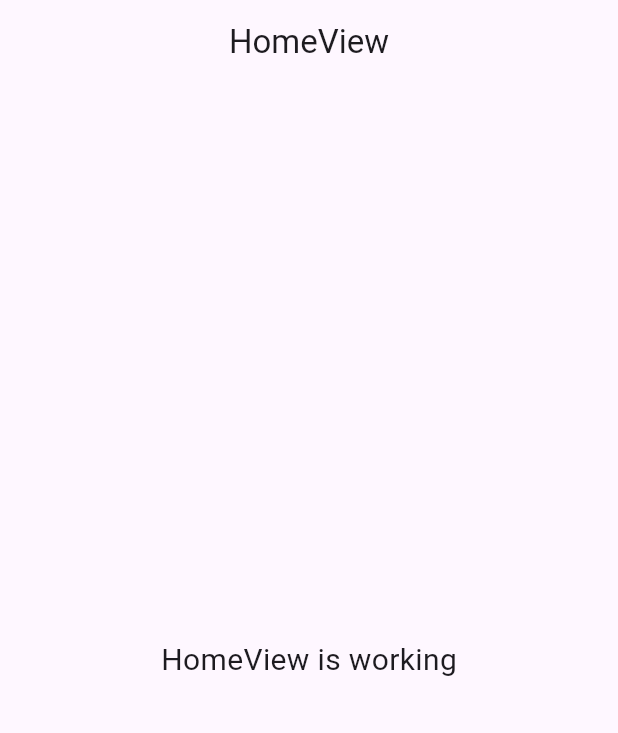
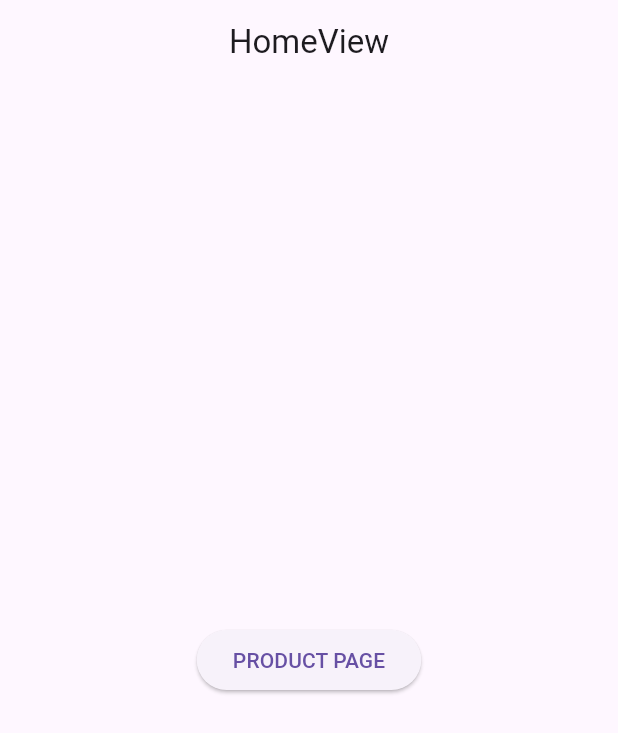
Before and after one commit to wildanarkan/latihan_cli, a Flutter app: the screen it shows after launch, on a phone screen of 412 x 824 dp. Shown: the top 733 px of the screen. Run offline on Flutter 3.47's test engine with Material 3 defaults, Android fonts, the phone set to English and light mode, and no system bars; our stand-ins replace get.

Commit message:
Mempelajari Create Pages Get CLI

```diff
--- a/lib/app/modules/home/views/home_view.dart
+++ b/lib/app/modules/home/views/home_view.dart
@@ -2,6 +2,7 @@
 
 import 'package:get/get.dart';
 
+import '../../../routes/app_pages.dart';
 import '../controllers/home_controller.dart';
 
 class HomeView extends GetView<HomeController> {
@@ -13,11 +14,8 @@
         title: const Text('HomeView'),
         centerTitle: true,
       ),
-      body: const Center(
-        child: Text(
-          'HomeView is working',
-          style: TextStyle(fontSize: 20),
-        ),
+      body: Center(
+        child: ElevatedButton(onPressed: ()=> Get.toNamed(Routes.PRODUCTS), child: Text("PRODUCT PAGE"))
       ),
     );
   }
--- a/lib/app/routes/app_pages.dart
+++ b/lib/app/routes/app_pages.dart
@@ -1,7 +1,11 @@
 import 'package:get/get.dart';
 
+import '../modules/add_product/bindings/add_product_binding.dart';
+import '../modules/add_product/views/add_product_view.dart';
 import '../modules/home/bindings/home_binding.dart';
 import '../modules/home/views/home_view.dart';
+import '../modules/products/bindings/products_binding.dart';
+import '../modules/products/views/products_view.dart';
 
 part 'app_routes.dart';
 
@@ -16,5 +20,15 @@
       page: () => const HomeView(),
       binding: HomeBinding(),
     ),
+    GetPage(
+      name: _Paths.PRODUCTS,
+      page: () => const ProductsView(),
+      binding: ProductsBinding(),
+    ),
+    GetPage(
+      name: _Paths.ADD_PRODUCT,
+      page: () =>  AddProductView(),
+      binding: AddProductBinding(),
+    ),
   ];
 }
--- a/lib/app/routes/app_routes.dart
+++ b/lib/app/routes/app_routes.dart
@@ -4,9 +4,13 @@
 abstract class Routes {
   Routes._();
   static const HOME = _Paths.HOME;
+  static const PRODUCTS = _Paths.PRODUCTS;
+  static const ADD_PRODUCT = _Paths.ADD_PRODUCT;
 }
 
 abstract class _Paths {
   _Paths._();
   static const HOME = '/home';
+  static const PRODUCTS = '/products';
+  static const ADD_PRODUCT = '/add-product';
 }
```
Also changed, not shown: lib/app/modules/add_product/bindings/add_product_binding.dart (added, +12 -0 lines), lib/app/modules/add_product/controllers/add_product_controller.dart (added, +7 -0 lines), lib/app/modules/add_product/views/add_product_view.dart (added, +47 -0 lines), lib/app/modules/products/bindings/products_binding.dart (added, +12 -0 lines), lib/app/modules/products/controllers/products_controller.dart (added, +32 -0 lines), lib/app/modules/products/views/products_view.dart (added, +29 -0 lines).
